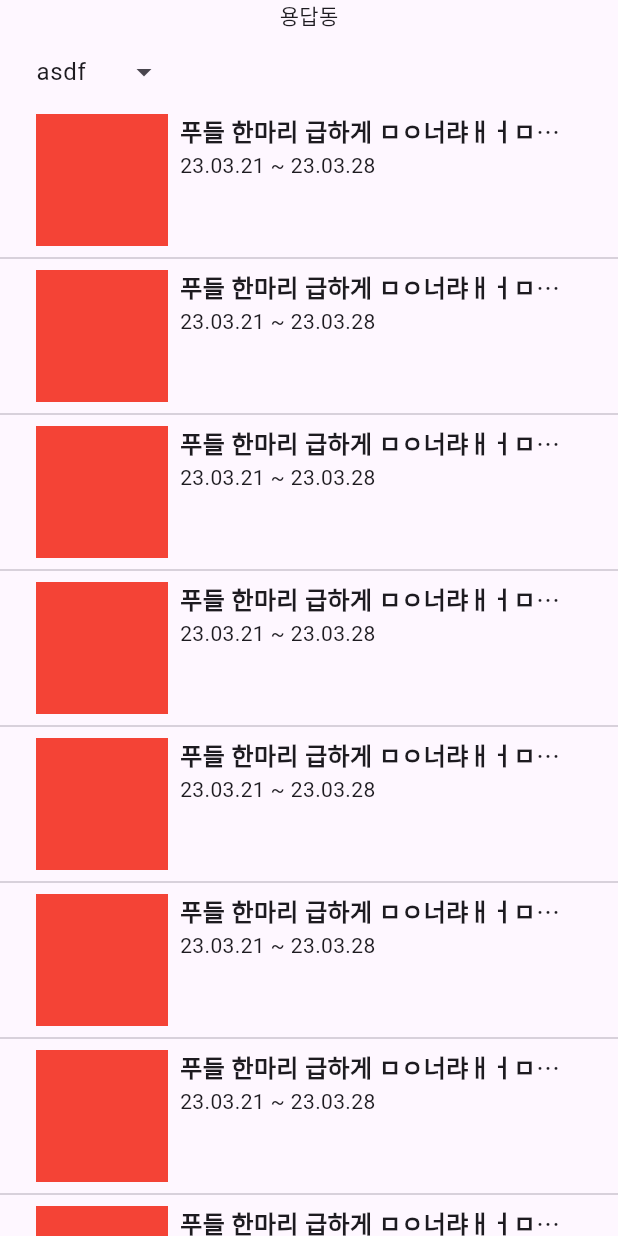
After one commit to pet-sitter/pets_next_door_flutter, a Flutter app: the HomeView screen opened by its route, on a phone screen of 412 x 824 dp. The commit adds this screen. Run offline on Flutter 3.47's test engine with Material 2 defaults, Android fonts, the phone set to English and light mode, and no system bars; our stand-ins replace dio, firebase_auth, firebase_core, flutter_riverpod, flutter_svg, freezed_annotation and 4 more; missing offline and left inert: kakao_flutter_sdk_auth, kakao_flutter_sdk_user; accounts and stored records are empty; generated files the repository leaves out were written again; project files that could hold a hidden picture were left out.

Commit message:
Refactor: home view 및 routing 추가

```diff
--- /dev/null
+++ b/lib/src/features/home/presentation/home_view.dart
@@ -0,0 +1,78 @@
+import 'package:flutter/material.dart';
+import 'package:pets_next_door_flutter/src/constants/app_sizes.dart';
+
+class HomeView extends StatelessWidget {
+  const HomeView({super.key});
+
+  @override
+  Widget build(BuildContext context) {
+    return Scaffold(
+      body: SafeArea(
+        child: Column(
+          children: [
+            Text('용답동'),
+            Padding(
+              padding: const EdgeInsets.symmetric(horizontal: 24),
+              child: Row(
+                children: [
+                  DropdownMenu(
+                    initialSelection: 0,
+                    inputDecorationTheme: InputDecorationTheme(
+                        constraints: BoxConstraints(maxWidth: 100),
+                        border: InputBorder.none,
+                        contentPadding: EdgeInsets.all(0)),
+                    dropdownMenuEntries: [
+                      DropdownMenuEntry(
+                        value: 0,
+                        label: 'asdf',
+                      )
+                    ],
+                  ),
+                ],
+              ),
+            ),
+            Expanded(
+              child: ListView.separated(
+                  shrinkWrap: true,
+                  itemBuilder: (context, index) => Padding(
+                        padding: EdgeInsets.symmetric(horizontal: 24),
+                        child: Row(
+                          crossAxisAlignment: CrossAxisAlignment.start,
+                          children: [
+                            Container(
+                              height: 88,
+                              width: 88,
+                              color: Colors.red,
+                            ),
+                            gapW8,
+                            Expanded(
+                              child: Column(
+                                crossAxisAlignment: CrossAxisAlignment.start,
+                                children: [
+                                  Text(
+                                    '푸들 한마리 급하게 ㅁㅇ너랴ㅐㅓㅁㅇㄴ래ㅑ머ㅔㅐㅑ',
+                                    softWrap: false,
+                                    overflow: TextOverflow.ellipsis,
+                                    style: TextStyle(
+                                        fontSize: 16,
+                                        fontWeight: FontWeight.w600),
+                                  ),
+                                  Text(
+                                    '23.03.21 ~ 23.03.28',
+                                    softWrap: false,
+                                  ),
+                                ],
+                              ),
+                            )
+                          ],
+                        ),
+                      ),
+                  separatorBuilder: (context, index) => Divider(),
+                  itemCount: 10),
+            )
+          ],
+        ),
+      ),
+    );
+  }
+}
--- a/lib/src/routing/app_router.dart
+++ b/lib/src/routing/app_router.dart
@@ -2,6 +2,7 @@ import 'package:flutter/material.dart';
 import 'package:go_router/go_router.dart';
 import 'package:pets_next_door_flutter/src/features/authentication/presentation/login/login_view.dart';
 import 'package:pets_next_door_flutter/src/features/authentication/presentation/signup/phone_auth_view.dart';
+import 'package:pets_next_door_flutter/src/features/home/presentation/home_view.dart';
 import 'package:riverpod_annotation/riverpod_annotation.dart';
 
 part 'app_router.g.dart';
@@ -12,6 +13,7 @@ final _rootNavigatorKey = GlobalKey<NavigatorState>();
 enum AppRoute {
   login,
   phoneAuth,
+  home,
 }
 
 @riverpod
@@ -24,7 +26,6 @@ GoRouter goRouter(GoRouterRef ref) {
     redirect: (context, state) {
       return null;
     },
-
     routes: [
       GoRoute(
         path: '/login',
@@ -40,7 +41,13 @@ GoRouter goRouter(GoRouterRef ref) {
           child: PhoneAuthView(),
         ),
       ),
+      GoRoute(
+        path: '/home',
+        name: AppRoute.home.name,
+        pageBuilder: (context, state) => const NoTransitionPage(
+          child: HomeView(),
+        ),
+      ),
     ],
-    //errorBuilder: (context, state) => const NotFoundScreen(),
   );
 }
```
